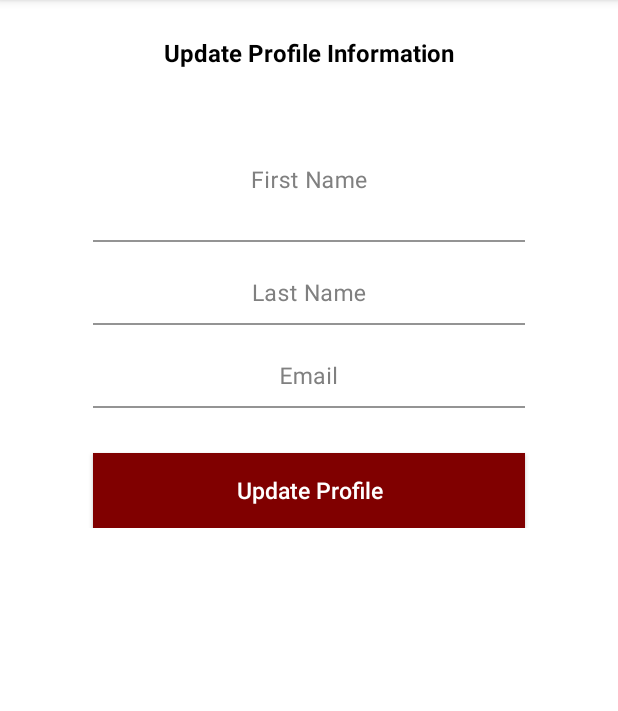
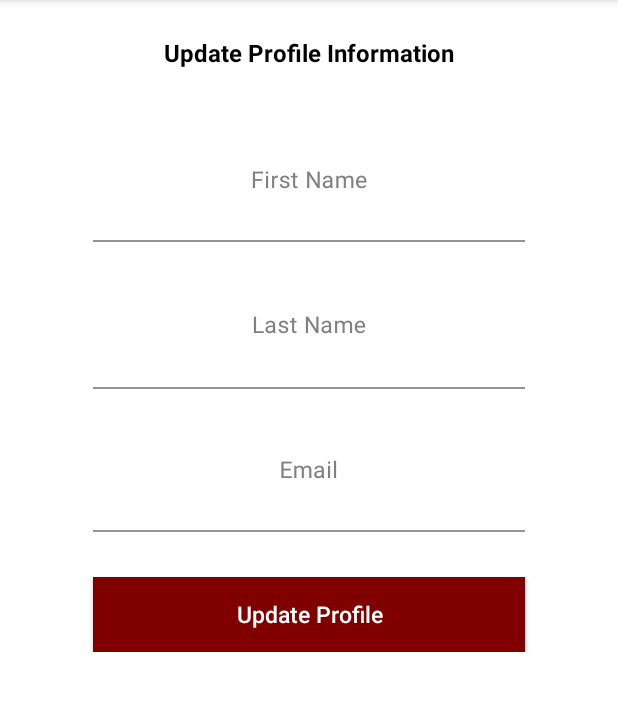
Before and after one commit to juliaWoelmer/projectPark, an Android app: the EditProfileActivity screen opened directly, with no data from a screen before it, on a phone screen of 412 x 824 dp, the part 84-795 px from its top. Run offline under Robolectric (Android 15) with nearby library versions, the phone set to English and light mode, and no system bars.

Commit message:
fixed visualo of update profile

```diff
--- a/app/src/main/res/layout/activity_edit_profile.xml
+++ b/app/src/main/res/layout/activity_edit_profile.xml
@@ -86,7 +86,7 @@
                 <EditText
                     android:id="@+id/et_last_name"
                     android:layout_width="match_parent"
-                    android:layout_height="wrap_content"
+                    android:layout_height="84dp"
                     android:background="#00000000"
                     android:gravity="center"
                     android:hint="Last Name"
@@ -111,7 +111,7 @@
                 <EditText
                     android:id="@+id/et_email"
                     android:layout_width="match_parent"
-                    android:layout_height="wrap_content"
+                    android:layout_height="81dp"
                     android:background="#00000000"
                     android:gravity="center"
                     android:hint="Email"
```
